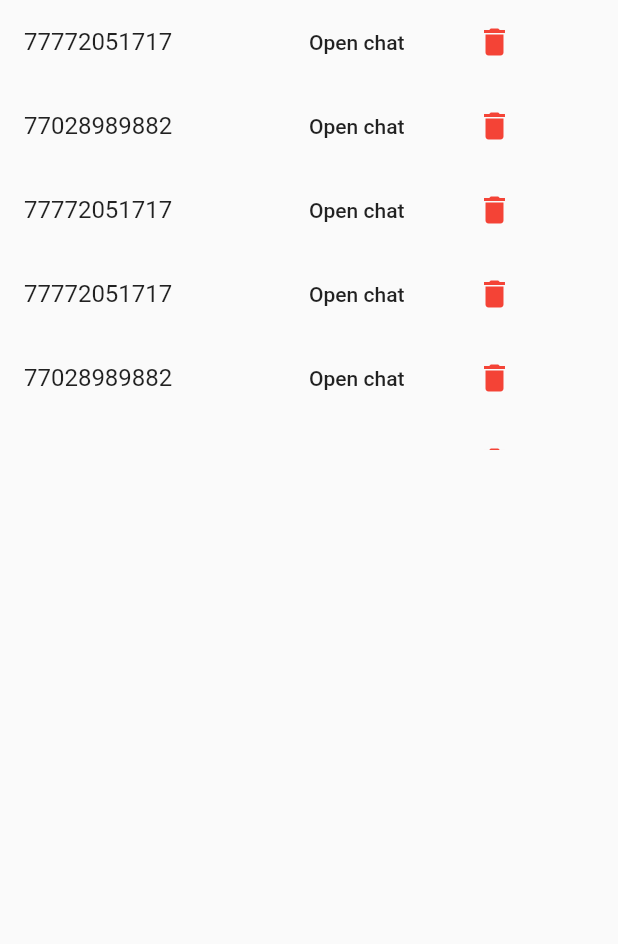
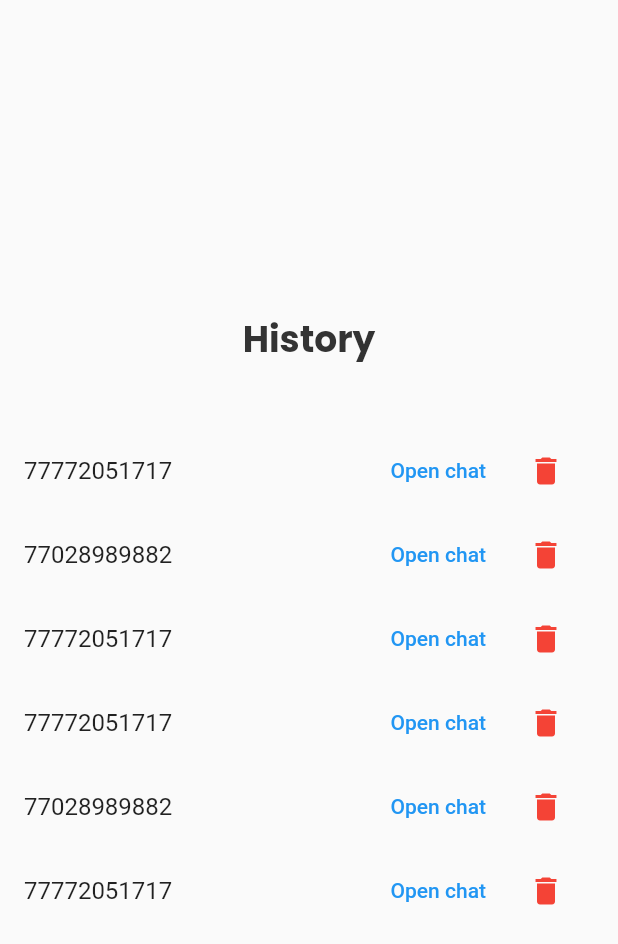
Before and after one commit to udrepo/owc_app, a Flutter app: the UsedNumbers widget shown alone on an empty page, opened directly, on a phone screen of 412 x 824 dp. Shown: the top 944 px of the screen. Run offline on Flutter 3.47's test engine with Material 2 defaults, Android fonts, the phone set to English and light mode, and no system bars; our stand-ins replace cool_alert, google_fonts, intl_phone_number_input, splashscreen; missing offline and left inert: animated_button_bar, rolling_switch.

Commit message:
design changes

```diff
--- a/lib/used_numbers.dart
+++ b/lib/used_numbers.dart
@@ -1,5 +1,7 @@
 import 'package:flutter/material.dart';
 import 'package:open_wa_chat/services.dart';
+
+import 'consts.dart';
 
 class UsedNumbers extends StatefulWidget {
 
@@ -16,8 +18,23 @@ class _UsedNumbersState extends State<UsedNumbers> {
       "77772051717", "77028989882", "77772051717",
       "77772051717", "77028989882", "77772051717",
     ];
-    return Container(
-      height: 300,
+    return Center(
+      child: Container(
+        child: Column(
+          mainAxisAlignment: MainAxisAlignment.center,
+          children: [
+            Text(
+              'History',
+              style: kTitleTextStyle,
+            ),
+            Column(
+              mainAxisAlignment: MainAxisAlignment.center,
+              children: [
+                SizedBox(
+                  height: MediaQuery.of(context).size.height * 0.05,
+                ),
+                Container(
+                  height: MediaQuery.of(context).size.height * 0.4,
                   child: ListView.builder(
                       scrollDirection: Axis.vertical,
                       shrinkWrap: true,
@@ -28,11 +45,12 @@ class _UsedNumbersState extends State<UsedNumbers> {
                       trailing: Container(
                         width: MediaQuery.of(context).size.width * 0.5,
                         child: Row(
+                          mainAxisAlignment: MainAxisAlignment.end,
                           children: [
-                FlatButton(child: Text("Open chat"), onPressed: () async{
+                            TextButton(child: Text("Open chat"), onPressed: () async{
                               services.launchURL(items[index], true, context);
                             },),
-                FlatButton(child: Icon(Icons.delete, color: Colors.red,), onPressed: () async{
+                            TextButton(child: Icon(Icons.delete, color: Colors.red,), onPressed: () async{
                               services.launchURL(items[index], true, context);
                             },),
                           ],
@@ -40,6 +58,12 @@ class _UsedNumbersState extends State<UsedNumbers> {
                       ),
                     );
                   }),
+                ),
+              ],
+            ),
+          ],
+        ),
+      ),
     );
   }
 }
--- a/pubspec.yaml
+++ b/pubspec.yaml
@@ -36,6 +36,7 @@ dependencies:
   rolling_switch: ^0.0.2
   animated_button_bar: ^0.0.2+1
   google_fonts: ^2.1.0
+  animated_button: ^0.2.0
 
 dev_dependencies:
   flutter_test:
```
Also changed, not shown: lib/enter_number.dart (+15 -3 lines), lib/home_screen.dart (+6 -19 lines), lib/numbers.dart (added, +7 -0 lines), pubspec.lock. Lines whose indentation alone changed are shown as unchanged.
